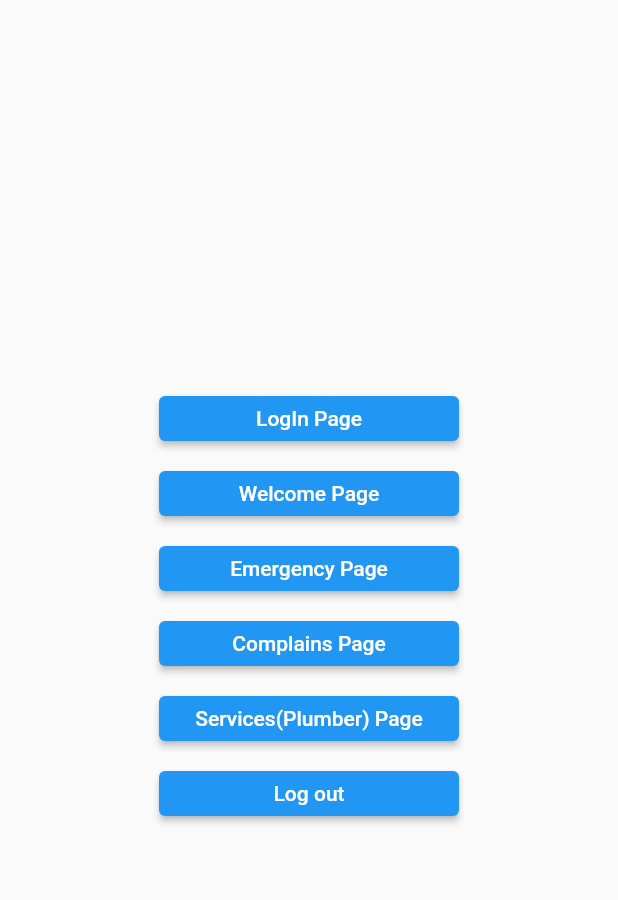
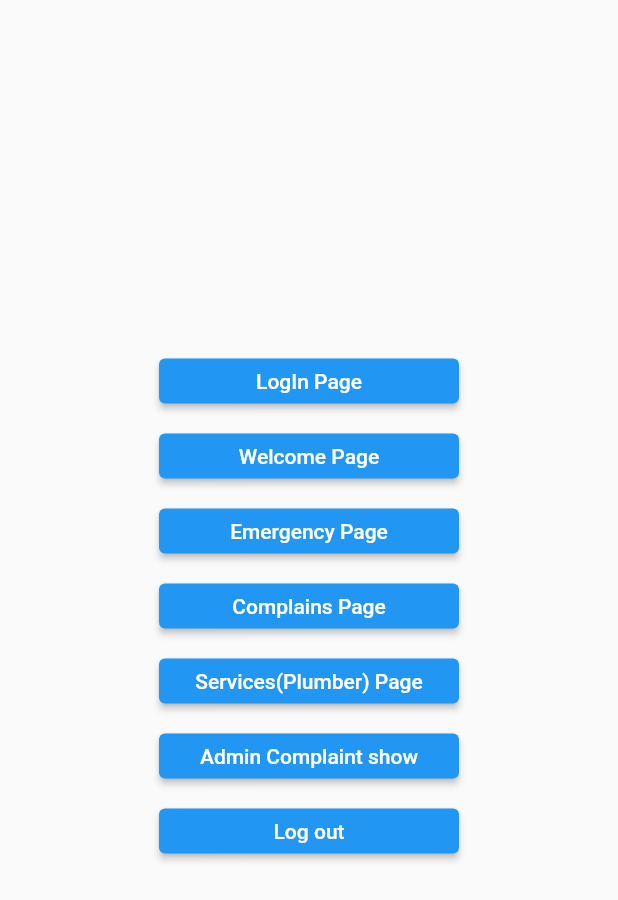
Before and after one commit to Our-Community-TDEC/Our-Community, a Flutter app: the screen it shows once a user with an empty profile is signed in, on a phone screen of 412 x 824 dp. Shown: the top 900 px of the screen. Run offline on Flutter 3.47's test engine with Material 2 defaults, Android fonts, the phone set to English and light mode, and no system bars; our stand-ins replace cloud_firestore, firebase_auth, firebase_core, google_sign_in, syncfusion_flutter_calendar; accounts and stored records are empty.

Commit message:
Data inserting and showning from data base

```diff
--- a/lib/base1.dart
+++ b/lib/base1.dart
@@ -1,3 +1,4 @@
+import 'package:final_year_project/screens/Admin/show_complaint.dart';
 import 'package:final_year_project/screens/Complain%20Pages/complain_page.dart';
 import 'package:final_year_project/screens/Services/Plumber.dart';
 import 'package:final_year_project/screens/emergency_page.dart';
@@ -109,6 +110,22 @@ class base1 extends StatelessWidget {
                     width: 200,
                     height: 30,
                     child: ElevatedButton(
+                      onPressed: () {
+                        Navigator.push(
+                          context,
+                          MaterialPageRoute(builder: (context) => show_complaint()),
+                        );
+                      },
+                      child: Text("Admin Complaint show"),
+                    ),
+                  ),
+                ),
+                Padding(
+                  padding: const EdgeInsets.all(10),
+                  child: SizedBox(
+                    width: 200,
+                    height: 30,
+                    child: ElevatedButton(
                       onPressed: () => FirebaseAuth.instance.signOut(),
                       child: Text("Log out"),
                     ),
--- a/lib/logic/OtherComplaints_logic.dart
+++ b/lib/logic/OtherComplaints_logic.dart
@@ -1,5 +1,21 @@
+import 'package:cloud_firestore/cloud_firestore.dart';
+import 'package:flutter/cupertino.dart';
+
+
 class OtherComplains_Logic {
   void RaiseComplain() {
-    print("Complain successfully placed");
+    TextEditingController complaint_title = TextEditingController();
+    TextEditingController complaint_description = TextEditingController();
+    FirebaseFirestore firestore = FirebaseFirestore.instance;
+
+      String title = complaint_title.text.trim();
+      String description = complaint_description.text.trim();
+
+      complaint_description.clear();
+      complaint_title.clear();
+
+      if (title != '' && description != '' ) {
+        firestore.collection('complaint').doc('1').set({"title": title, "descriptoin": description});
+      }
   }
 }
--- a/lib/provider/googlesignin.dart
+++ b/lib/provider/googlesignin.dart
@@ -1,5 +1,3 @@
-// import 'dart:html';
-
 import 'package:firebase_auth/firebase_auth.dart';
 import 'package:flutter/material.dart';
 import 'package:google_sign_in/google_sign_in.dart';
--- a/lib/screens/Complain Pages/OtherComplains.dart
+++ b/lib/screens/Complain Pages/OtherComplains.dart
@@ -1,11 +1,26 @@
-import 'dart:math';
-
+import 'package:cloud_firestore/cloud_firestore.dart';
 import 'package:flutter/material.dart';
 import 'package:final_year_project/logic/OtherComplaints_logic.dart';
 
 class OtherComplains extends StatelessWidget with OtherComplains_Logic {
   @override
   Widget build(BuildContext context) {
+    TextEditingController complaint_title = TextEditingController();
+    TextEditingController complaint_description = TextEditingController();
+    void add_data() async {
+      FirebaseFirestore firestore = FirebaseFirestore.instance;
+
+      String title = complaint_title.text.trim();
+      String description = complaint_description.text.trim();
+
+      complaint_description.clear();
+      complaint_title.clear();
+
+      if (title != '' && description != '' ) {
+        firestore.collection('Complaint').doc('1').set({"title": title, "descriptoin": description});
+      }
+    }
+
     return Scaffold(
         backgroundColor: Colors.grey[800],
         body: Column(
@@ -60,9 +75,9 @@ class OtherComplains extends StatelessWidget with OtherComplains_Logic {
                           textAlign: TextAlign.start,
                           "Title",
                           style: TextStyle(
-                            fontSize: 18,
-                            fontWeight: FontWeight.w400,
-                            color: Colors.white),
+                              fontSize: 18,
+                              fontWeight: FontWeight.w400,
+                              color: Colors.white),
                         ),
                       ),
                     ),
@@ -70,6 +85,7 @@ class OtherComplains extends StatelessWidget with OtherComplains_Logic {
                       width: 380,
                       // height: 300,
                       child: TextField(
+                        controller: complaint_title,
                         decoration: InputDecoration(
                             labelText: "Complain title",
                             filled: true,
@@ -96,6 +112,7 @@ class OtherComplains extends StatelessWidget with OtherComplains_Logic {
                       width: 380,
                       // height: 300,
                       child: TextField(
+                        controller: complaint_description,
                         decoration: InputDecoration(
                             labelText: "Enter Your concern Here!!!",
                             filled: true,
@@ -111,7 +128,7 @@ class OtherComplains extends StatelessWidget with OtherComplains_Logic {
                         padding: const EdgeInsets.fromLTRB(0, 20, 0, 0),
                         child: ElevatedButton(
                           onPressed: () {
-                            Navigator.pop(context);
+                            add_data();
                           },
                           style: ElevatedButton.styleFrom(
                             shape: new RoundedRectangleBorder(
--- a/lib/screens/complain_page.dart
+++ b/lib/screens/complain_page.dart
@@ -1,5 +1,3 @@
-import 'dart:math';
-
 import 'package:flutter/material.dart';
 import 'package:final_year_project/logic/complain_logic.dart';
 import 'package:final_year_project/screens/Complain Pages/OtherComplains.dart';
--- a/lib/screens/login_page.dart
+++ b/lib/screens/login_page.dart
@@ -1,8 +1,3 @@
-// ignore_for_file: prefer_const_constructors
-
-import 'dart:ffi';
-
-import 'package:final_year_project/base1.dart';
 import 'package:final_year_project/provider/googlesignin.dart';
 import 'package:firebase_auth/firebase_auth.dart';
 import 'package:flutter/material.dart';
```
Also changed, not shown: lib/main.dart (+3 -8 lines), lib/screens/Admin/show_complaint.dart (added, +89 -0 lines), pubspec.yaml (+1 -8 lines), pubspec.lock, 1 other file.
